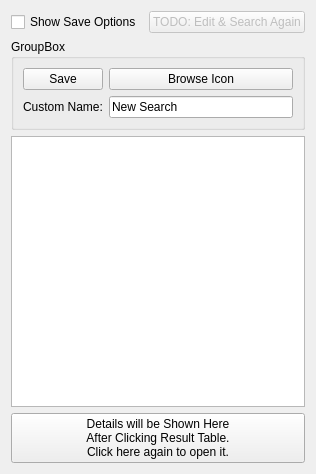
Before: the Qt Designer form widgets/locatejobwidget.ui in cxxsucks/SearchEverywhere, drawn with Qt 5.
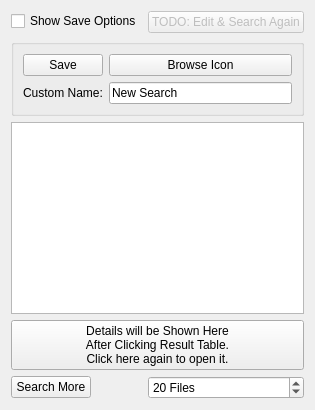
After: the same form once the commit is applied.

Commit message: "Search More" button for search finish indication

What changed in the file:
```diff
--- a/widgets/locatejobwidget.ui
+++ b/widgets/locatejobwidget.ui
@@ -2,24 +2,30 @@
 <ui version="4.0">
  <class>seev::LocateJobWidget</class>
  <widget class="QWidget" name="seev::LocateJobWidget">
-  <property name="geometry">
-   <rect>
-    <x>0</x>
-    <y>0</y>
-    <width>316</width>
-    <height>474</height>
-   </rect>
-  </property>
   <property name="windowTitle">
    <string>New Search</string>
   </property>
-  <layout class="QGridLayout" columnstretch="1,0">
+  <layout class="QFormLayout">
+   <item row="0" column="0">
+    <widget class="QCheckBox" name="showSaveOptsChk">
+     <property name="text">
+      <string>Show Save Options</string>
+     </property>
+    </widget>
+   </item>
+   <item row="0" column="1">
+    <widget class="QPushButton" name="editAgainBut">
+     <property name="enabled">
+      <bool>false</bool>
+     </property>
+     <property name="text">
+      <string>TODO: Edit &amp;&amp; Search Again</string>
+     </property>
+    </widget>
+   </item>
    <item row="1" column="0" colspan="2">
     <widget class="QGroupBox" name="saveBox">
-     <property name="title">
-      <string>GroupBox</string>
-     </property>
-     <layout class="QFormLayout" name="formLayout">
+     <layout class="QFormLayout" name="_2">
       <item row="0" column="0">
        <widget class="QPushButton" name="saveBut">
         <property name="text">
@@ -54,15 +60,6 @@
      </layout>
     </widget>
    </item>
-   <item row="3" column="0" colspan="2">
-    <widget class="QPushButton" name="infoDispBut">
-     <property name="text">
-      <string>Details will be Shown Here
-After Clicking Result Table.
-Click here again to open it.</string>
-     </property>
-    </widget>
-   </item>
    <item row="2" column="0" colspan="2">
     <widget class="QTableView" name="locateResLst">
      <property name="selectionMode">
@@ -73,20 +70,32 @@
      </property>
     </widget>
    </item>
-   <item row="0" column="1">
-    <widget class="QPushButton" name="editAgainBut">
-     <property name="enabled">
-      <bool>false</bool>
-     </property>
+   <item row="3" column="0" colspan="2">
+    <widget class="QPushButton" name="infoDispBut">
      <property name="text">
-      <string>TODO: Edit &amp;&amp; Search Again</string>
+      <string>Details will be Shown Here
+After Clicking Result Table.
+Click here again to open it.</string>
      </property>
     </widget>
    </item>
-   <item row="0" column="0">
-    <widget class="QCheckBox" name="showSaveOptsChk">
+   <item row="4" column="1">
+    <widget class="QSpinBox" name="fetchMoreSpin">
+     <property name="suffix">
+      <string> Files</string>
+     </property>
+     <property name="minimum">
+      <number>10</number>
+     </property>
+     <property name="value">
+      <number>20</number>
+     </property>
+    </widget>
+   </item>
+   <item row="4" column="0">
+    <widget class="QPushButton" name="fetchMoreBut">
      <property name="text">
-      <string>Show Save Options</string>
+      <string>Search More</string>
      </property>
     </widget>
    </item>
```
Left out of the diff: 4 changed lines with no effect on the pictures. The commit also changes 3 other files.
